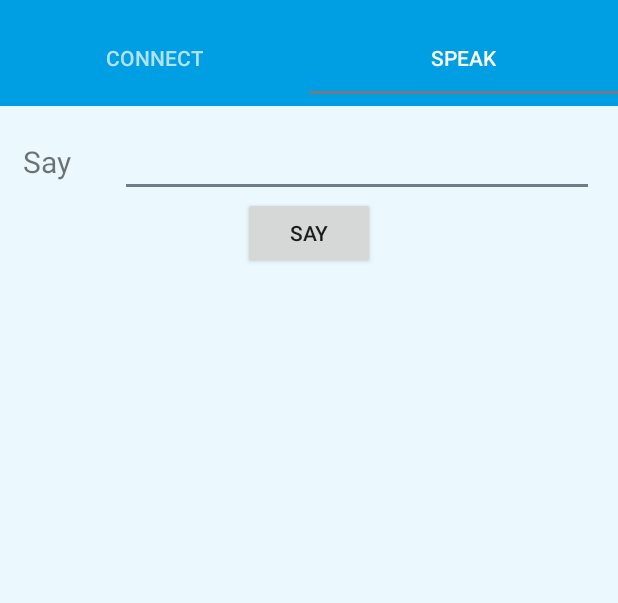
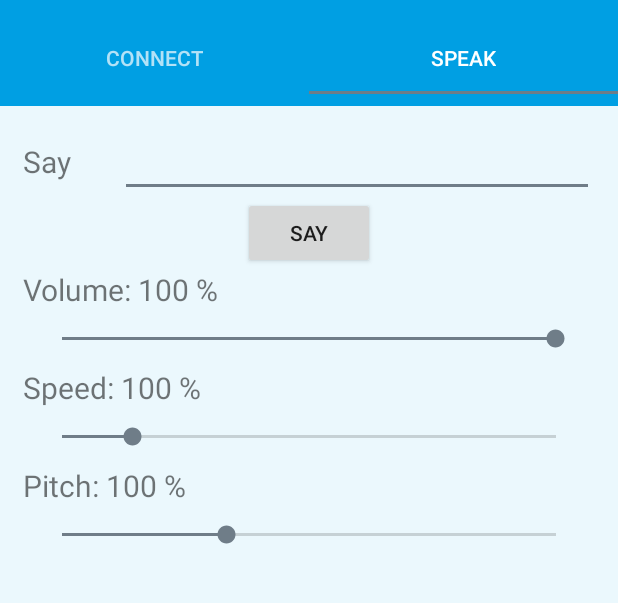
Before and after one commit to Caiit/NAO_Pilot, an Android app: the screen it shows after launch (MainActivity), tab 2 chosen, on a phone screen of 412 x 824 dp, the part 62-665 px from its top. Run offline under Robolectric (Android 15) with nearby library versions, the phone set to English and light mode, and no system bars.

Commit message:
Added speak functions

```diff
--- a/NAO_Pilot/app/src/main/java/nl/mprog/nao_pilot/SpeakFragment.java
+++ b/NAO_Pilot/app/src/main/java/nl/mprog/nao_pilot/SpeakFragment.java
@@ -2,9 +2,12 @@ package nl.mprog.nao_pilot;
 
 import android.support.v4.app.Fragment;
 import android.os.Bundle;
+import android.util.Log;
 import android.view.LayoutInflater;
 import android.view.View;
 import android.view.ViewGroup;
+import android.widget.SeekBar;
+import android.widget.TextView;
 
 /**
  * NAO Pilot
@@ -16,10 +19,61 @@ import android.view.ViewGroup;
  */
 
 public class SpeakFragment extends Fragment {
+
+    View view;
     @Override
     public View onCreateView(LayoutInflater inflater, ViewGroup container,
                              Bundle savedInstanceState) {
+        view = inflater.inflate(R.layout.fragment_speak, container, false);
+        handleSeekbars();
+        return view;
+    }
 
-        return inflater.inflate(R.layout.fragment_speak, container, false);
+    private void handleSeekbars() {
+        SeekBar volumeBar = (SeekBar) view.findViewById(R.id.seekBarVolume);
+        volumeBar.setOnSeekBarChangeListener(new SeekBar.OnSeekBarChangeListener() {
+
+            public void onProgressChanged(SeekBar seekBar, int progress, boolean fromUser){
+                TextView volumeText = (TextView) getActivity().findViewById(R.id.volumeText);
+                volumeText.setText("Volume: " + String.valueOf(progress) + " %");
+            }
+
+            public void onStartTrackingTouch(SeekBar seekBar) {
+            }
+
+            public void onStopTrackingTouch(SeekBar seekBar) {
+            }
+        });
+
+        SeekBar speedBar = (SeekBar) view.findViewById(R.id.seekBarSpeed);
+        speedBar.setOnSeekBarChangeListener(new SeekBar.OnSeekBarChangeListener() {
+
+            public void onProgressChanged(SeekBar seekBar, int progress, boolean fromUser){
+                TextView speedText = (TextView) getActivity().findViewById(R.id.speedText);
+                speedText.setText("Speed: " + String.valueOf(progress + 50) + " %");
+            }
+
+            public void onStartTrackingTouch(SeekBar seekBar) {
+            }
+
+            public void onStopTrackingTouch(SeekBar seekBar) {
+            }
+        });
+
+        SeekBar pitchBar = (SeekBar) view.findViewById(R.id.seekBarPitch);
+        pitchBar.setOnSeekBarChangeListener(new SeekBar.OnSeekBarChangeListener() {
+
+            public void onProgressChanged(SeekBar seekBar, int progress, boolean fromUser){
+                TextView pitchText = (TextView) getActivity().findViewById(R.id.pitchText);
+                pitchText.setText("Pitch: " + String.valueOf(progress + 50) + " %");
+            }
+
+            public void onStartTrackingTouch(SeekBar seekBar) {
+            }
+
+            public void onStopTrackingTouch(SeekBar seekBar) {
+            }
+        });
     }
+
 }
--- a/NAO_Pilot/app/src/main/res/layout/fragment_speak.xml
+++ b/NAO_Pilot/app/src/main/res/layout/fragment_speak.xml
@@ -32,4 +32,56 @@
         android:id="@+id/connectButton"
         android:onClick="sayText"/>
 
+
+    <!--Volume 0 - 100 -->
+    <TextView
+        android:layout_width="wrap_content"
+        android:layout_height="wrap_content"
+        android:text="Volume: 100 %"
+        android:textSize="20sp"
+        android:id="@+id/volumeText"/>
+
+    <SeekBar
+        android:layout_width="match_parent"
+        android:layout_height="wrap_content"
+        android:layout_margin="10dp"
+        android:max="100"
+        android:progress="100"
+        android:id="@+id/seekBarVolume"/>
+
+    <!--Speed 50 - 400 -->
+    <TextView
+        android:layout_width="wrap_content"
+        android:layout_height="wrap_content"
+        android:text="Speed: 100 %"
+        android:textSize="20sp"
+        android:id="@+id/speedText"/>
+
+    <SeekBar
+        android:layout_margin="10dp"
+        android:layout_width="match_parent"
+        android:layout_height="wrap_content"
+        android:max="350"
+        android:progress="50"
+        android:id="@+id/seekBarSpeed"/>
+
+    <!--Pitch 50 - 200 -->
+    <TextView
+        android:layout_width="wrap_content"
+        android:layout_height="wrap_content"
+        android:text="Pitch: 100 %"
+        android:textSize="20sp"
+        android:id="@+id/pitchText"/>
+
+    <SeekBar
+        android:layout_margin="10dp"
+        android:layout_width="match_parent"
+        android:layout_height="wrap_content"
+        android:max="150"
+        android:progress="50"
+        android:id="@+id/seekBarPitch"/>
+
+    <!--Language TODO: check met getAvailableLanguages() -->
+
+
 </LinearLayout>
```
Also changed, not shown: NAO_Pilot/app/src/main/java/nl/mprog/nao_pilot/MainActivity.java (+25 -3 lines), NAO_Pilot/app/src/main/java/nl/mprog/nao_pilot/NetworkThread.java (+20 -14 lines), 2 other files.
